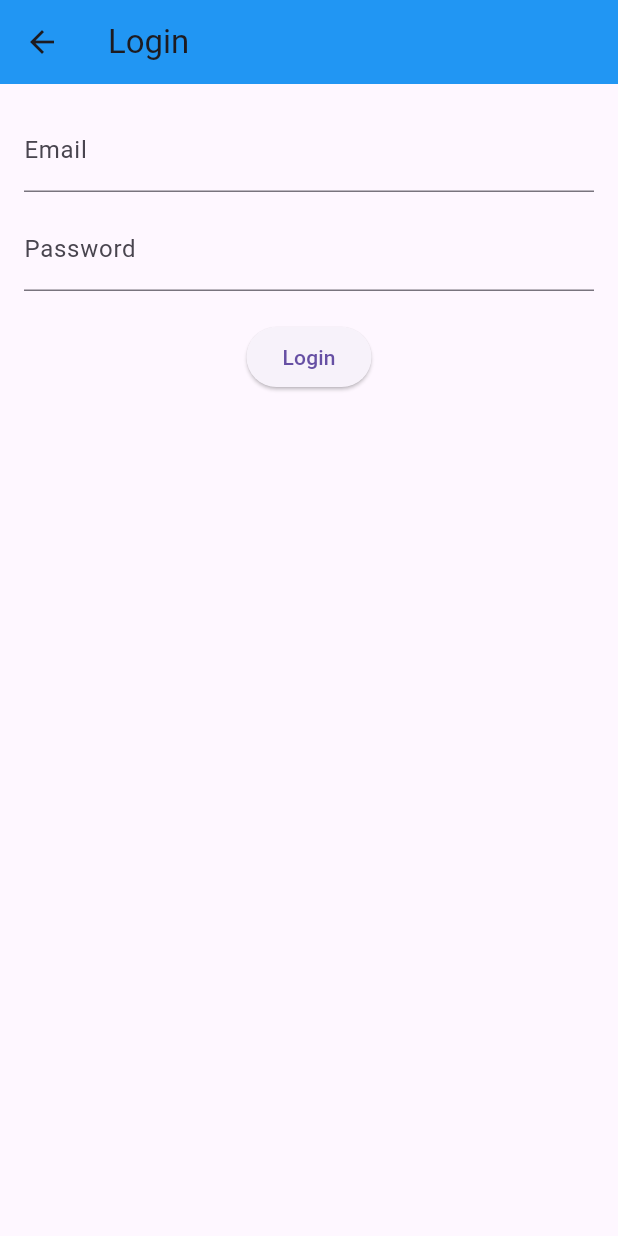
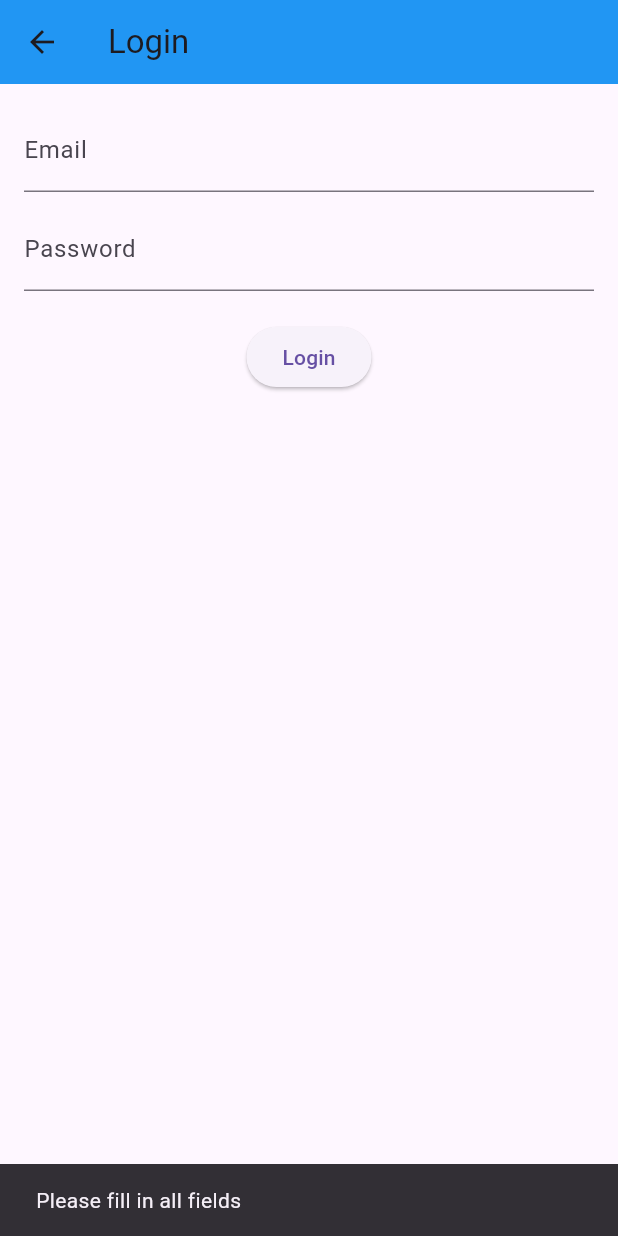
Before and after one commit to 1337-Defender/pill-dispenser-frontend, a Flutter app: the LoginScreen screen opened by its route, after a tap on "Login", on a phone screen of 412 x 824 dp. Run offline on Flutter 3.47's test engine with Material 3 defaults, Android fonts, the phone set to English and light mode, and no system bars.

Commit message:
Making sure login fields are not empty

```diff
--- a/pill_dispenser/lib/screens/auth/login_screen.dart
+++ b/pill_dispenser/lib/screens/auth/login_screen.dart
@@ -22,8 +22,12 @@ class LoginScreen extends StatelessWidget {
             SizedBox(height: 20),
             ElevatedButton(
               onPressed: () {
+                if (_emailController.text.isEmpty || _passwordController.text.isEmpty) {
+                  ScaffoldMessenger.of(context).showSnackBar(SnackBar(content: Text("Please fill in all fields")));
+                  return;
+                }
                 Provider.of<AuthProvider>(context, listen: false).login('user123');
-                Navigator.pushReplacementNamed(context, '/home');
+                Navigator.pushReplacementNamed(context, '/');
               },
               child: Text("Login"),
             )
```
